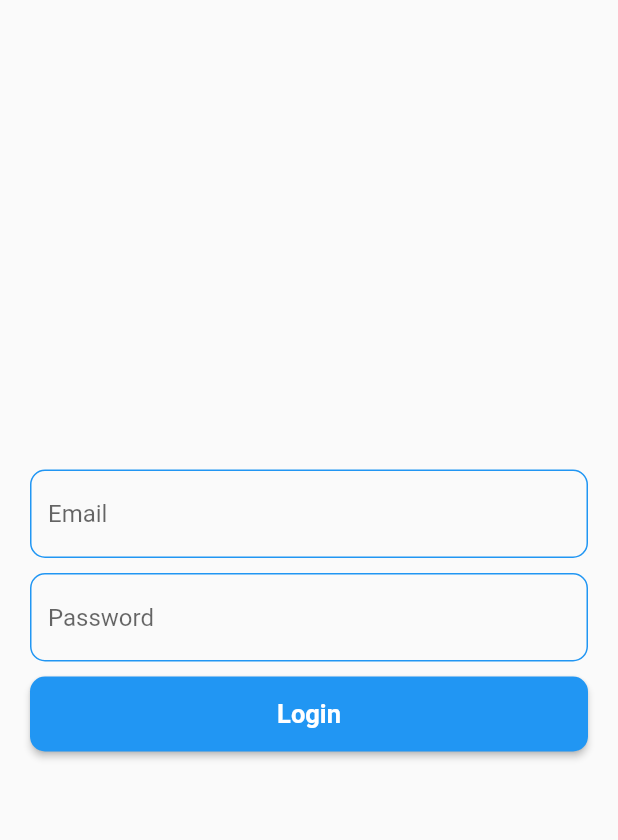
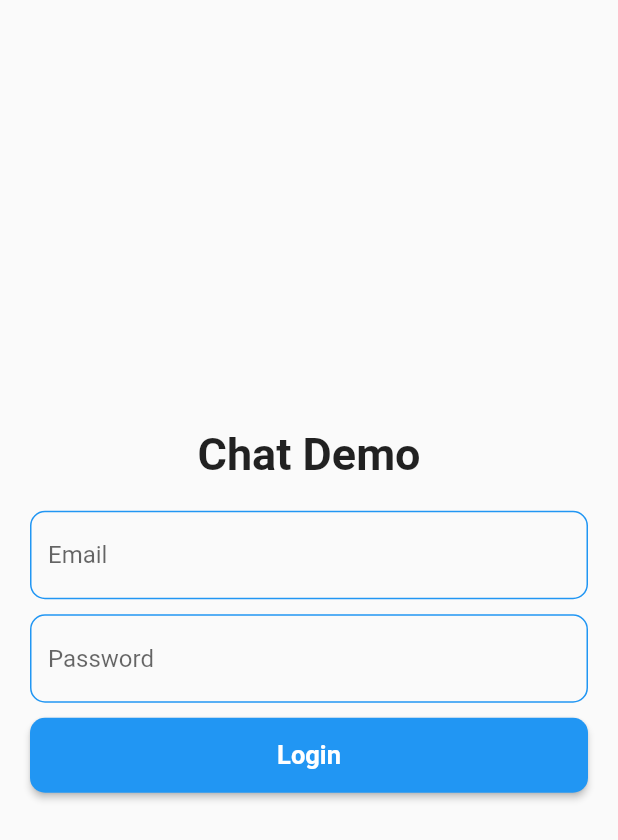
Before and after one commit to rmahmadkhan/chat-app-flutter, a Flutter app: the screen it shows after launch, on a phone screen of 412 x 824 dp. Shown: the top 840 px of the screen. Run offline on Flutter 3.47's test engine with Material 2 defaults, Android fonts, the phone set to English and light mode, and no system bars.

Commit message:
Added chat demo text

```diff
--- a/lib/screens/login/login_screen.dart
+++ b/lib/screens/login/login_screen.dart
@@ -17,6 +17,11 @@ class LoginScreen extends StatelessWidget {
           child: Column(
             mainAxisAlignment: MainAxisAlignment.center,
             children: [
+              const Text(
+                'Chat Demo',
+                style: TextStyle(fontSize: 30, fontWeight: FontWeight.bold),
+              ),
+              const SizedBox(height: 20),
               MyTextField(hint: 'Email', controller: _emailController),
               const SizedBox(height: 10),
               MyTextField(hint: 'Password', controller: _passwordController),
```
